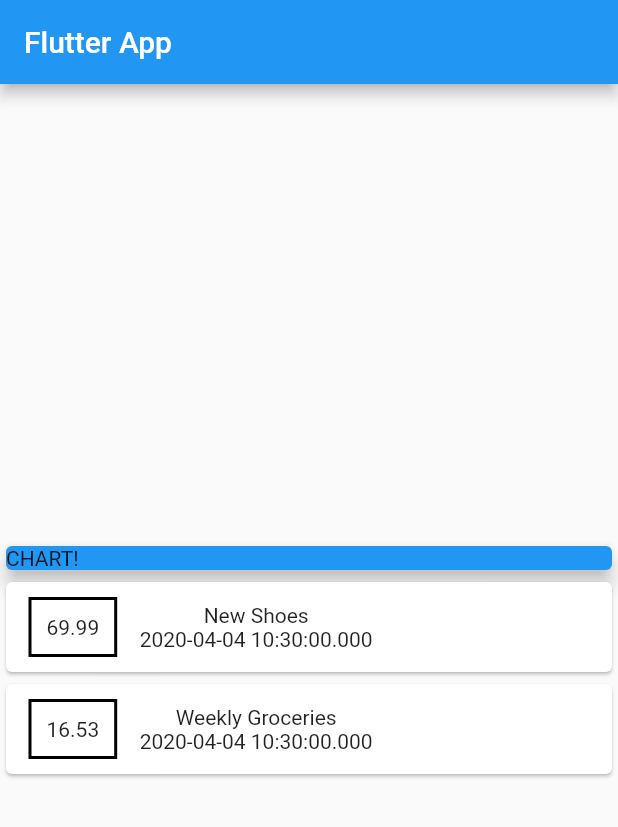
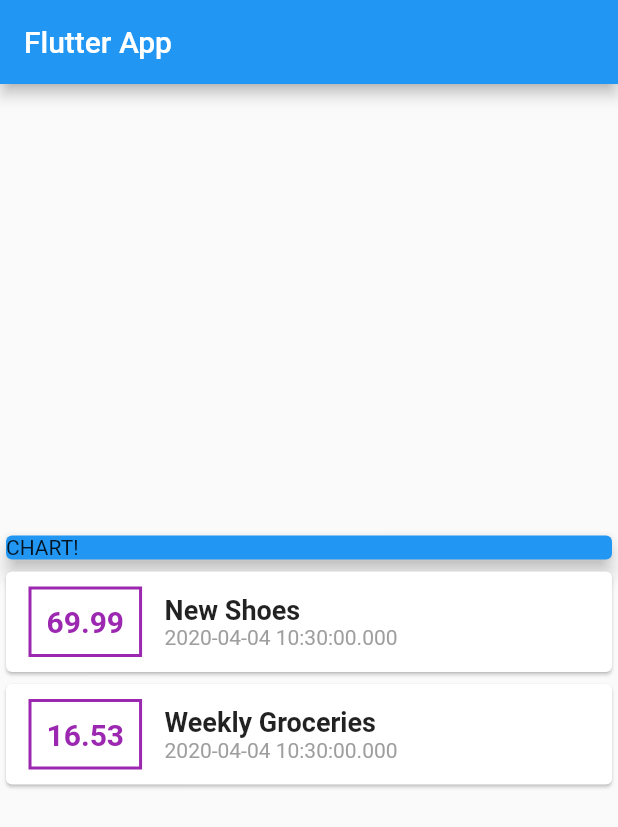
Before and after one commit to RonRofe/flutter-course, a Flutter app: the screen it shows after launch, on a phone screen of 412 x 824 dp. Shown: the top 827 px of the screen. Run offline on Flutter 3.47's test engine with Material 2 defaults, Android fonts, the phone set to English and light mode, and no system bars.

Commit message:
text styling

```diff
--- a/expenses_app/lib/main.dart
+++ b/expenses_app/lib/main.dart
@@ -45,13 +45,25 @@ class MyHomePage extends StatelessWidget {
               Container(
                 margin: EdgeInsets.symmetric(vertical: 10, horizontal: 15),
                 padding: EdgeInsets.all(10),
-                child: Text(transaction.amount.toString()),
-                decoration: BoxDecoration(border: Border.all(color: Colors.black, width: 2)),
+                child: Text(
+                  transaction.amount.toString(),
+                  style: TextStyle(fontWeight: FontWeight.bold, fontSize: 20, color: Colors.purple),
+                ),
+                decoration: BoxDecoration(border: Border.all(color: Colors.purple, width: 2)),
               ),
-              Column(children: <Widget>[
-                Text(transaction.title),
-                Text(transaction.date.toString())
-              ],)
+              Column(
+                children: <Widget>[
+                  Text(
+                    transaction.title,
+                    style: TextStyle(fontWeight: FontWeight.bold, fontSize: 18,)
+                  ),
+                  Text(
+                    transaction.date.toString(),
+                    style: TextStyle(color: Colors.grey)
+                  )
+                ],
+                crossAxisAlignment: CrossAxisAlignment.start,
+              )
             ],),)
           ).toList(),
         )
```
